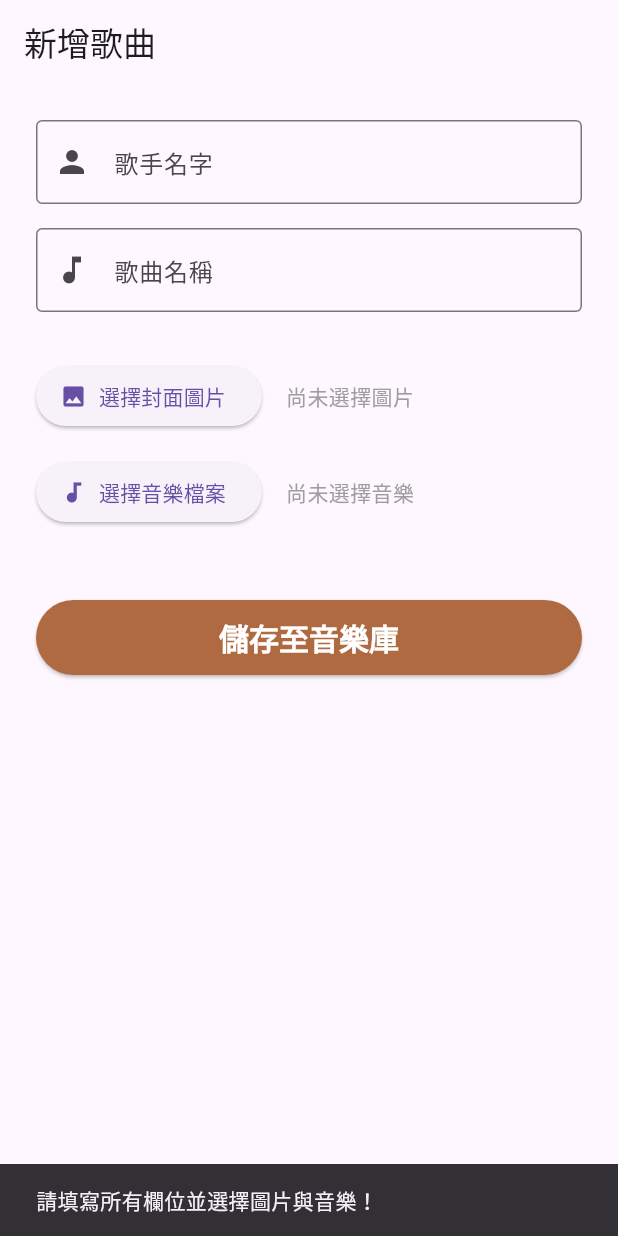
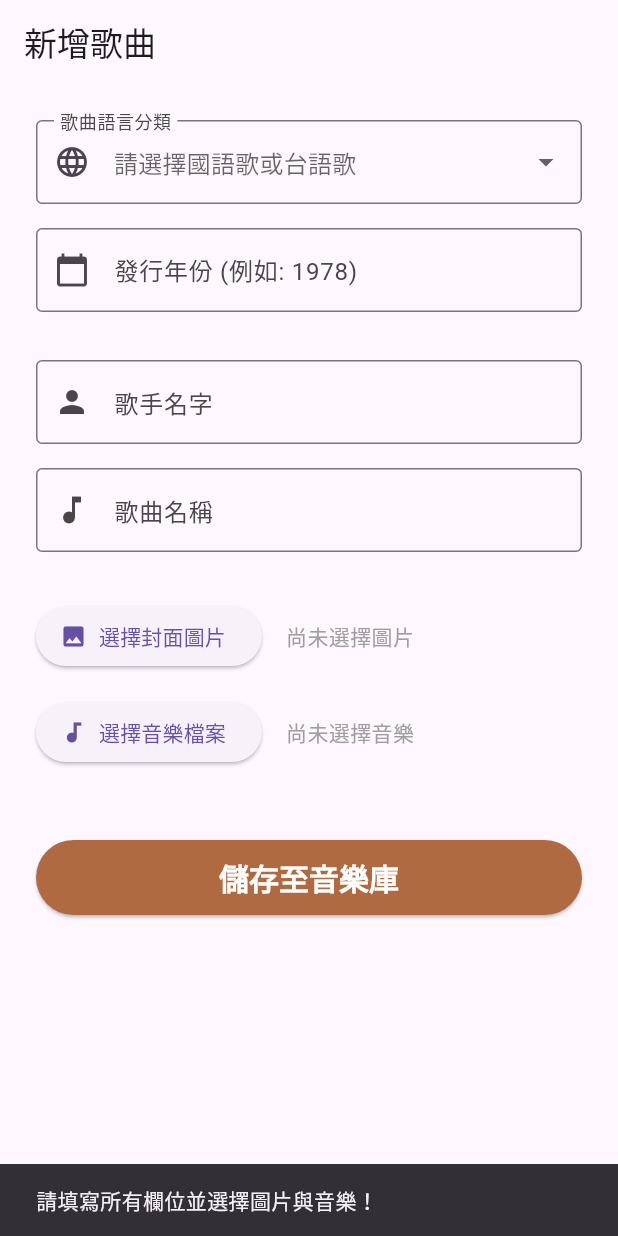
Before and after one commit to Reminiscence-Care/ReminiCare-AI-APP, a Flutter app: the AddSongsDataScreen screen opened by its route, after a tap on "儲存至音樂庫", on a phone screen of 412 x 824 dp. Run offline on Flutter 3.47's test engine with Material 3 defaults, Android fonts, the phone set to English and light mode, and no system bars; our stand-ins replace audioplayers, file_picker, go_router, hive, hive_flutter; accounts and stored records are empty.

Commit message:
Add language and years input into add_songs_data_screen.dart

```diff
--- a/lib/main.dart
+++ b/lib/main.dart
@@ -1,7 +1,6 @@
 import 'package:flutter/material.dart';
 import 'package:go_router/go_router.dart';
 import 'package:hive_flutter/hive_flutter.dart';
-import 'package:remini_care_ai_app/models/song_model.dart';
 import 'package:remini_care_ai_app/models/song_model.dart';
 import 'package:remini_care_ai_app/home_screen.dart';
 import 'package:remini_care_ai_app/screens/life_screen/life_screen.dart';
--- a/lib/models/song_model.dart
+++ b/lib/models/song_model.dart
@@ -16,10 +16,18 @@ class SongModel extends HiveObject {
   @HiveField(3)
   String audioPath;
 
+  @HiveField(4)
+  String language;
+
+  @HiveField(5)
+  int year;
+
   SongModel({
     required this.singer,
     required this.title,
     required this.imagePath,
     required this.audioPath,
+    required this.language,
+    required this.year,
   });
 }
--- a/lib/screens/music_screen/add_songs_data_screen.dart
+++ b/lib/screens/music_screen/add_songs_data_screen.dart
@@ -18,14 +18,19 @@ class AddSongsDataScreen extends StatefulWidget {
 class _AddSongsDataScreenState extends State<AddSongsDataScreen> {
   final TextEditingController _singerController = TextEditingController();
   final TextEditingController _titleController = TextEditingController();
+  final TextEditingController _yearController = TextEditingController();
+  final List<String> _languageOptions = ['國語歌', '台語歌'];
 
   String? _savedImagePath;
   String? _savedAudioPath;
+
+  String? _selectedLanguage;
 
   String _imageFileName = "尚未選擇圖片";
   String _audioFileName = "尚未選擇音樂";
 
   bool _isImageAutoLoaded = false;
+
 
   Future<void> _pickAndSaveFile({
     required FileType type,
@@ -52,12 +57,23 @@ class _AddSongsDataScreenState extends State<AddSongsDataScreen> {
 
       // 呼叫 callback 把新路徑存起來並更新畫面
       setState(() {
-        // 如果可以直接從 file 提取出 <歌手名>-<歌名> 就直接更新
         String fileNameWithoutExtension = p.basenameWithoutExtension(fileName);
         List<String> patterned_string = fileNameWithoutExtension.split('-');
-        if(type == FileType.audio && patterned_string.length == 2) {
-          _singerController.text = patterned_string[0];
-          _titleController.text = patterned_string[1];
+        if(type == FileType.audio) {
+          // 如果可以直接從 file 提取出 <歌手名>-<歌名> 就直接更新
+          if(patterned_string.length == 2){
+            _singerController.text = patterned_string[0];
+            _titleController.text = patterned_string[1];
+          }
+          // 如果可以直接從 file 提取出 <語言>-<年代>-<歌手名>-<歌名> 就直接更新
+          else if(patterned_string.length == 4) {
+            _selectedLanguage = patterned_string[0];
+            if(_selectedLanguage!.contains("台語")) _selectedLanguage = _languageOptions[1];
+            else _selectedLanguage = _languageOptions[0];
+            _yearController.text = patterned_string[1];
+            _singerController.text = patterned_string[2];
+            _titleController.text = patterned_string[3];
+          }
         }
         // 如果使用者在自動帶入後，又手動去選了新照片
         // 我們就要把自動帶入標記設為 false，避免打字時又被洗掉
@@ -71,10 +87,14 @@ class _AddSongsDataScreenState extends State<AddSongsDataScreen> {
 
   // 3. 核心：將資料打包寫入 Hive 資料庫
   void _saveToDatabase() {
+    int? parsedYear = int.tryParse(_yearController.text.trim());
     if (_singerController.text.isEmpty ||
         _titleController.text.isEmpty ||
         _savedImagePath == null ||
-        _savedAudioPath == null) {
+        _savedAudioPath == null ||
+        _selectedLanguage == null ||
+        parsedYear == null
+    ) {
 
       ScaffoldMessenger.of(context).showSnackBar(
         const SnackBar(content: Text('請填寫所有欄位並選擇圖片與音樂！')),
@@ -88,6 +108,8 @@ class _AddSongsDataScreenState extends State<AddSongsDataScreen> {
       title: _titleController.text,
       imagePath: _savedImagePath!,
       audioPath: _savedAudioPath!,
+      language: _selectedLanguage!,
+      year: parsedYear,
     );
 
     // 打開箱子並丟進去！
@@ -143,6 +165,7 @@ class _AddSongsDataScreenState extends State<AddSongsDataScreen> {
     _singerController.removeListener(_autoCheckExistingSinger);
     _singerController.dispose();
     _titleController.dispose();
+    _yearController.dispose();
     super.dispose();
   }
 
@@ -158,6 +181,39 @@ class _AddSongsDataScreenState extends State<AddSongsDataScreen> {
             child: Column(
               crossAxisAlignment: CrossAxisAlignment.stretch,
               children: [
+                // --- 語言分類選單 ---
+                DropdownButtonFormField<String>(
+                  value: _selectedLanguage,
+                  decoration: const InputDecoration(
+                    labelText: '歌曲語言分類',
+                    border: OutlineInputBorder(),
+                    prefixIcon: Icon(Icons.language),
+                  ),
+                  hint: const Text('請選擇國語歌或台語歌'),
+                  items: _languageOptions.map((lang) {
+                    return DropdownMenuItem(value: lang, child: Text(lang));
+                  }).toList(),
+                  onChanged: (value) {
+                    setState(() {
+                      _selectedLanguage = value;
+                    });
+                  },
+                ),
+                const SizedBox(height: 16),
+
+                // --- 年代 ---
+                TextField(
+                  controller: _yearController,
+                  keyboardType: TextInputType.number, // 彈出數字小鍵盤
+                  maxLength: 4, // 限制最多只能輸入 4 個數字
+                  decoration: const InputDecoration(
+                    labelText: '發行年份 (例如: 1978)',
+                    border: OutlineInputBorder(),
+                    prefixIcon: Icon(Icons.calendar_today),
+                    counterText: '', // 隱藏右下角的 0/4 字數提示
+                  ),
+                ),
+                const SizedBox(height: 32),
                 // --- 歌手輸入框 ---
                 TextField(
                   controller: _singerController,
```
Also changed, not shown: lib/models/song_model.g.dart.
